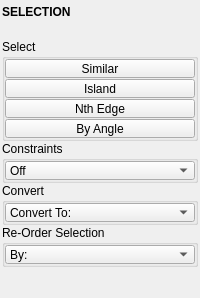
Qt form tentacle/ui/selection.ui (m3trik/tentacle) before a commit.
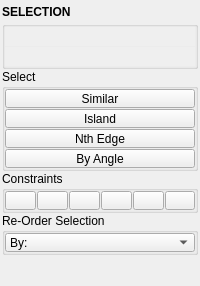
The same form after that commit. Custom widgets are drawn as their Qt base class.

Commit message: Selection-constraint row, UV shell stacking, and pin-weight alignment

Diff of the .ui file:
```diff
--- a/tentacle/ui/selection.ui
+++ b/tentacle/ui/selection.ui
@@ -10,7 +10,7 @@
     <x>0</x>
     <y>0</y>
     <width>200</width>
-    <height>263</height>
+    <height>259</height>
    </rect>
   </property>
   <property name="tabShape">
@@ -73,16 +73,74 @@
        </widget>
       </item>
       <item>
+       <widget class="CollapsableGroup" name="groupBox_9">
+        <property name="sizePolicy">
+         <sizepolicy hsizetype="Preferred" vsizetype="Fixed">
+          <horstretch>0</horstretch>
+          <verstretch>0</verstretch>
+         </sizepolicy>
+        </property>
+        <property name="toolTip">
+         <string>Selection constraints. Each button toggles one constraint; several can be on at once.</string>
+        </property>
+        <property name="title">
+         <string/>
+        </property>
+        <layout class="QVBoxLayout" name="verticalLayout_7">
+         <property name="spacing">
+          <number>1</number>
+         </property>
+         <property name="leftMargin">
+          <number>0</number>
+         </property>
+         <property name="topMargin">
+          <number>0</number>
+         </property>
+         <property name="rightMargin">
+          <number>0</number>
+         </property>
+         <property name="bottomMargin">
+          <number>0</number>
+         </property>
+         <item>
+          <widget class="ExpandableList" name="list001" native="true">
+           <property name="minimumSize">
+            <size>
+             <width>0</width>
+             <height>19</height>
+            </size>
+           </property>
+           <property name="maximumSize">
+            <size>
+             <width>16777215</width>
+             <height>19</height>
+            </size>
+           </property>
+           <property name="autoFillBackground">
+            <bool>true</bool>
+           </property>
+          </widget>
+         </item>
+         <item>
        <widget class="ExpandableList" name="list000" native="true">
         <property name="minimumSize">
          <size>
           <width>0</width>
-          <height>18</height>
+             <height>19</height>
+            </size>
+           </property>
+           <property name="maximumSize">
+            <size>
+             <width>16777215</width>
+             <height>19</height>
          </size>
         </property>
         <property name="autoFillBackground">
          <bool>true</bool>
         </property>
+          </widget>
+         </item>
+        </layout>
        </widget>
       </item>
       <item>
@@ -276,67 +334,37 @@
           <number>0</number>
          </property>
          <item>
-          <widget class="ComboBox" name="cmb005">
-           <property name="minimumSize">
-            <size>
-             <width>0</width>
-             <height>19</height>
-            </size>
-           </property>
-           <property name="maximumSize">
-            <size>
-             <width>16777215</width>
-             <height>19</height>
-            </size>
-           </property>
-           <property name="toolTip">
-            <string>Selection constraints.</string>
-           </property>
-           <property name="editable">
-            <bool>false</bool>
-           </property>
-           <property name="sizeAdjustPolicy">
-            <enum>QComboBox::AdjustToContents</enum>
-           </property>
-           <item>
-            <property name="text">
-             <string>Off</string>
-            </property>
-           </item>
-          </widget>
-         </item>
-        </layout>
-       </widget>
-      </item>
-      <item>
-       <widget class="CollapsableGroup" name="groupBox_6">
-        <property name="sizePolicy">
-         <sizepolicy hsizetype="Preferred" vsizetype="Fixed">
-          <horstretch>0</horstretch>
-          <verstretch>0</verstretch>
-         </sizepolicy>
-        </property>
-        <property name="title">
-         <string>Convert</string>
-        </property>
-        <layout class="QVBoxLayout" name="verticalLayout_7">
+          <layout class="QHBoxLayout" name="horizontalLayout">
          <property name="spacing">
           <number>1</number>
          </property>
-         <property name="leftMargin">
-          <number>0</number>
-         </property>
-         <property name="topMargin">
-          <number>0</number>
-         </property>
-         <property name="rightMargin">
-          <number>0</number>
-         </property>
-         <property name="bottomMargin">
-          <number>0</number>
-         </property>
+           <item>
+            <widget class="PushButton" name="b002">
+             <property name="minimumSize">
+              <size>
+               <width>0</width>
+               <height>19</height>
+              </size>
+             </property>
+             <property name="maximumSize">
+              <size>
+               <width>16777215</width>
+               <height>19</height>
+              </size>
+             </property>
+             <property name="toolTip">
+              <string>Selection constraint: Angle.</string>
+             </property>
+             <property name="text">
+              <string/>
+             </property>
+             <property name="checkable">
+              <bool>true</bool>
+             </property>
+            </widget>
+           </item>
          <item>
-          <widget class="ComboBox" name="cmb003">
+            <widget class="PushButton" name="b003">
            <property name="minimumSize">
             <size>
              <width>0</width>
@@ -350,26 +378,117 @@
             </size>
            </property>
            <property name="toolTip">
-            <string>Convert selection to type</string>
-           </property>
-           <property name="maxVisibleItems">
-            <number>30</number>
-           </property>
-           <property name="maxCount">
-            <number>100</number>
-           </property>
-           <property name="sizeAdjustPolicy">
-            <enum>QComboBox::AdjustToContents</enum>
-           </property>
-           <property name="frame">
+              <string>Selection constraint: Border.</string>
+             </property>
+             <property name="text">
+              <string/>
+             </property>
+             <property name="checkable">
+              <bool>true</bool>
+             </property>
+            </widget>
+           </item>
+           <item>
+            <widget class="PushButton" name="b004">
+             <property name="minimumSize">
+              <size>
+               <width>0</width>
+               <height>19</height>
+              </size>
+             </property>
+             <property name="maximumSize">
+              <size>
+               <width>16777215</width>
+               <height>19</height>
+              </size>
+             </property>
+             <property name="toolTip">
+              <string>Selection constraint: Edge Loop.</string>
+             </property>
+             <property name="text">
+              <string/>
+             </property>
+             <property name="checkable">
             <bool>true</bool>
            </property>
+            </widget>
+           </item>
            <item>
+            <widget class="PushButton" name="b005">
+             <property name="minimumSize">
+              <size>
+               <width>0</width>
+               <height>19</height>
+              </size>
+             </property>
+             <property name="maximumSize">
+              <size>
+               <width>16777215</width>
+               <height>19</height>
+              </size>
+             </property>
+             <property name="toolTip">
+              <string>Selection constraint: Edge Ring.</string>
+             </property>
             <property name="text">
-             <string>Convert To:</string>
-            </property>
+              <string/>
+             </property>
+             <property name="checkable">
+              <bool>true</bool>
+             </property>
+            </widget>
            </item>
-          </widget>
+           <item>
+            <widget class="PushButton" name="b006">
+             <property name="minimumSize">
+              <size>
+               <width>0</width>
+               <height>19</height>
+              </size>
+             </property>
+             <property name="maximumSize">
+              <size>
+               <width>16777215</width>
+               <height>19</height>
+              </size>
+             </property>
+             <property name="toolTip">
+              <string>Selection constraint: Shell.</string>
+             </property>
+             <property name="text">
+              <string/>
+             </property>
+             <property name="checkable">
+              <bool>true</bool>
+             </property>
+            </widget>
+           </item>
+           <item>
+            <widget class="PushButton" name="b007">
+             <property name="minimumSize">
+              <size>
+               <width>0</width>
+               <height>19</height>
+              </size>
+             </property>
+             <property name="maximumSize">
+              <size>
+               <width>16777215</width>
+               <height>19</height>
+              </size>
+             </property>
+             <property name="toolTip">
+              <string>Selection constraint: UV Edge Loop.</string>
+             </property>
+             <property name="text">
+              <string/>
+             </property>
+             <property name="checkable">
+              <bool>true</bool>
+             </property>
+            </widget>
+           </item>
+          </layout>
          </item>
         </layout>
        </widget>
```
Left out of the diff: 18 changed lines with no effect on the pictures. Lines whose indentation alone changed are shown as unchanged. The commit also changes 34 other files.
